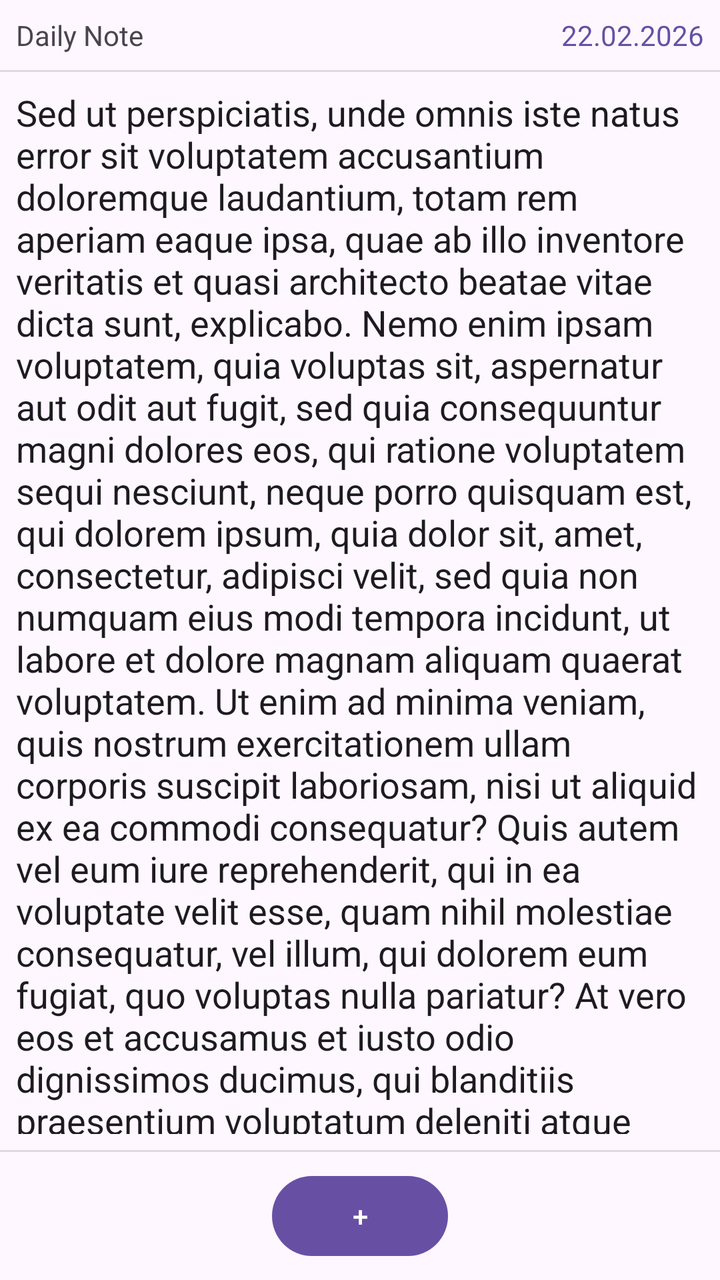
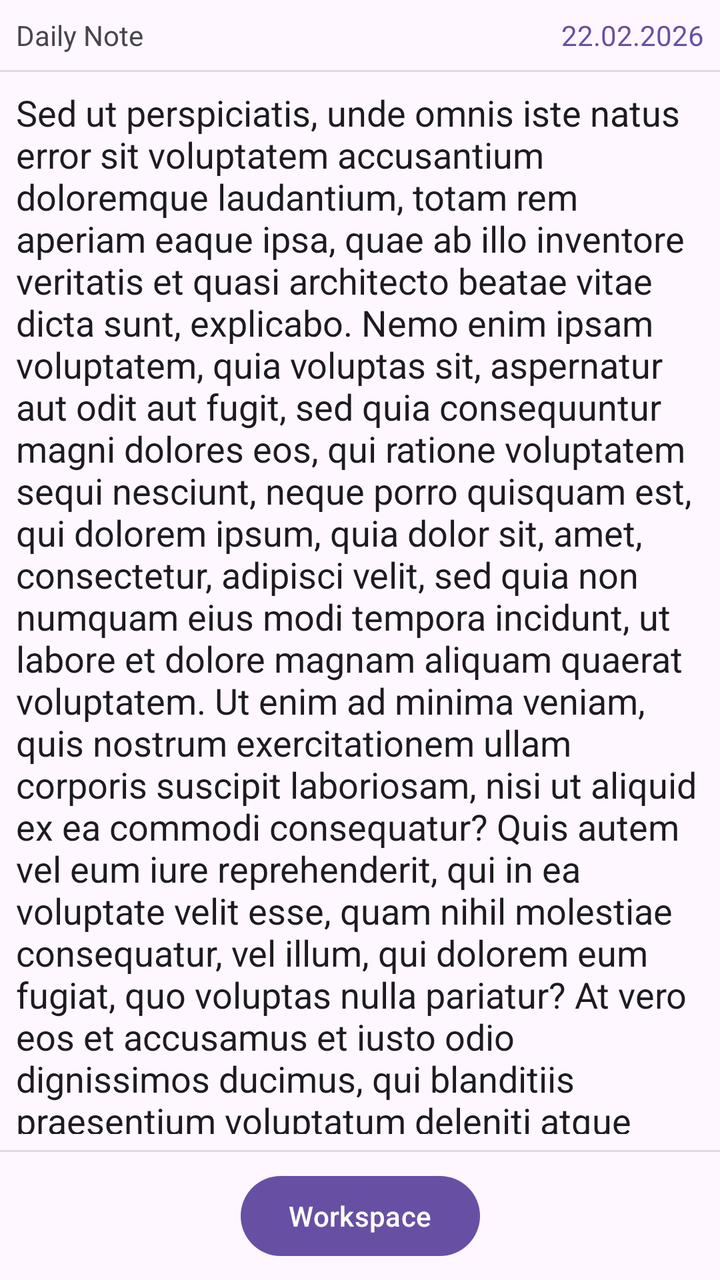

Screens rendered from an Android XML layout before and after an edit, with the pre-edit source and the edit as a unified diff.
<!-- AndroidManifest.xml: application theme Theme.WhatIKnow -->
<!-- res/layout/activity_mark.xml -->
<?xml version="1.0" encoding="utf-8"?>
<androidx.constraintlayout.widget.ConstraintLayout xmlns:android="http://schemas.android.com/apk/res/android"
    xmlns:app="http://schemas.android.com/apk/res-auto"
    xmlns:tools="http://schemas.android.com/tools"
    android:id="@+id/main"
    android:layout_width="match_parent"
    android:layout_height="match_parent"
    tools:context=".ui.mark.MarkActivity">

    <Button
        android:id="@+id/newButton"
        android:layout_width="wrap_content"
        android:layout_height="wrap_content"
        android:layout_marginBottom="8dp"
        android:text="+"
        app:layout_constraintBottom_toBottomOf="parent"
        app:layout_constraintEnd_toEndOf="parent"
        app:layout_constraintStart_toStartOf="parent" />

    <TextView
        android:id="@+id/titleTextView"
        android:layout_width="wrap_content"
        android:layout_height="wrap_content"
        android:layout_marginStart="8dp"
        android:layout_marginTop="8dp"
        android:text="Daily Note"
        app:layout_constraintStart_toStartOf="parent"
        app:layout_constraintTop_toTopOf="parent" />

    <View
        android:id="@+id/topDivider"
        android:layout_width="427dp"
        android:layout_height="1dp"
        android:layout_marginTop="8dp"
        android:background="?android:attr/listDivider"
        app:layout_constraintEnd_toEndOf="parent"
        app:layout_constraintStart_toStartOf="parent"
        app:layout_constraintTop_toBottomOf="@+id/titleTextView" />

    <View
        android:id="@+id/bottomDivider"
        android:layout_width="409dp"
        android:layout_height="1dp"
        android:layout_marginBottom="8dp"
        android:background="?android:attr/listDivider"
        app:layout_constraintBottom_toTopOf="@+id/newButton"
        app:layout_constraintEnd_toEndOf="parent"
        app:layout_constraintStart_toStartOf="parent" />

    <EditText
        android:id="@+id/noteEditText"
        android:layout_width="0dp"
        android:layout_height="0dp"
        android:layout_marginStart="8dp"
        android:layout_marginTop="8dp"
        android:layout_marginEnd="8dp"
        android:layout_marginBottom="8dp"
        android:background="@null"
        android:ems="10"
        android:gravity="start|top"
        android:hint="How was your day?"
        android:importantForAutofill="no"
        android:inputType="textMultiLine"
        android:text="@string/lorem_ipsum"
        app:layout_constraintBottom_toTopOf="@+id/bottomDivider"
        app:layout_constraintEnd_toEndOf="parent"
        app:layout_constraintHorizontal_bias="0.0"
        app:layout_constraintStart_toStartOf="parent"
        app:layout_constraintTop_toBottomOf="@+id/topDivider"
        app:layout_constraintVertical_bias="1.0" />

    <TextView
        android:id="@+id/dateTextView"
        android:layout_width="wrap_content"
        android:layout_height="wrap_content"
        android:layout_marginTop="8dp"
        android:layout_marginEnd="8dp"
        android:text="22.02.2026"
        android:textColor="#6650A3"
        app:layout_constraintEnd_toEndOf="parent"
        app:layout_constraintTop_toTopOf="parent" />

</androidx.constraintlayout.widget.ConstraintLayout>
<!-- resources referenced by this layout -->
<resources>
  <string name="lorem_ipsum">Sed ut perspiciatis, unde omnis iste natus error sit voluptatem accusantium doloremque laudantium, totam rem aperiam eaque ipsa, quae ab illo inventore veritatis et quasi architecto beatae vitae dicta sunt, explicabo. Nemo enim ipsam voluptatem, quia voluptas sit, aspernatur aut odit aut fugit, sed quia consequuntur magni dolores eos, qui ratione voluptatem sequi nesciunt, neque porro quisquam est, qui dolorem ipsum, quia dolor sit, amet, consectetur, adipisci velit, sed quia non numquam eius modi tempora incidunt, ut labore et dolore magnam aliquam quaerat voluptatem. Ut enim ad minima veniam, quis nostrum exercitationem ullam corporis suscipit laboriosam, nisi ut aliquid ex ea commodi consequatur? Quis autem vel eum iure reprehenderit, qui in ea voluptate velit esse, quam nihil molestiae consequatur, vel illum, qui dolorem eum fugiat, quo voluptas nulla pariatur? At vero eos et accusamus et iusto odio dignissimos ducimus, qui blanditiis praesentium voluptatum deleniti atque corrupti, quos dolores et quas molestias excepturi sint, obcaecati cupiditate non provident, similique sunt in culpa, qui officia deserunt mollitia animi, id est laborum et dolorum fuga. Et harum quidem rerum facilis est et expedita distinctio. Nam libero tempore, cum soluta nobis est eligendi optio, cumque nihil impedit, quo minus id, quod maxime placeat, facere possimus, omnis voluptas assumenda est, omnis dolor repellendus. Temporibus autem quibusdam et aut officiis debitis aut rerum necessitatibus saepe eveniet, ut et voluptates repudiandae sint et molestiae non recusandae. Itaque earum rerum hic tenetur a sapiente delectus, ut aut reiciendis voluptatibus maiores alias consequatur aut perferendis doloribus asperiores repellat.</string>
  <style name="Theme.WhatIKnow" parent="Base.Theme.WhatIKnow" />
  <style name="Base.Theme.WhatIKnow" parent="Theme.Material3.DayNight.NoActionBar">
          
          
      </style>
</resources>

<!-- the commit's change to res/layout/activity_mark.xml (unified diff, before → after) -->
@@ -8,11 +8,11 @@
     tools:context=".ui.mark.MarkActivity">
 
     <Button
-        android:id="@+id/newButton"
+        android:id="@+id/workspaceButton"
         android:layout_width="wrap_content"
         android:layout_height="wrap_content"
         android:layout_marginBottom="8dp"
-        android:text="+"
+        android:text="Workspace"
         app:layout_constraintBottom_toBottomOf="parent"
         app:layout_constraintEnd_toEndOf="parent"
         app:layout_constraintStart_toStartOf="parent" />
@@ -43,7 +43,7 @@
         android:layout_height="1dp"
         android:layout_marginBottom="8dp"
         android:background="?android:attr/listDivider"
-        app:layout_constraintBottom_toTopOf="@+id/newButton"
+        app:layout_constraintBottom_toTopOf="@+id/workspaceButton"
         app:layout_constraintEnd_toEndOf="parent"
         app:layout_constraintStart_toStartOf="parent" />
 
